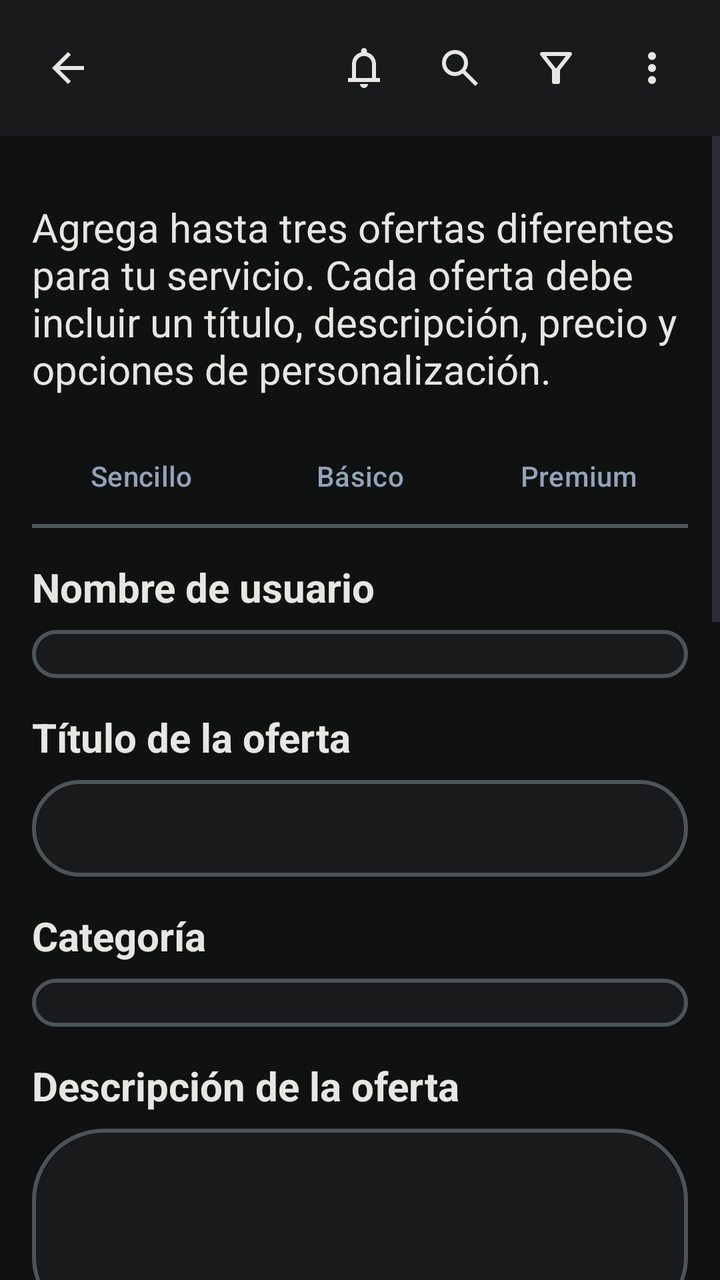
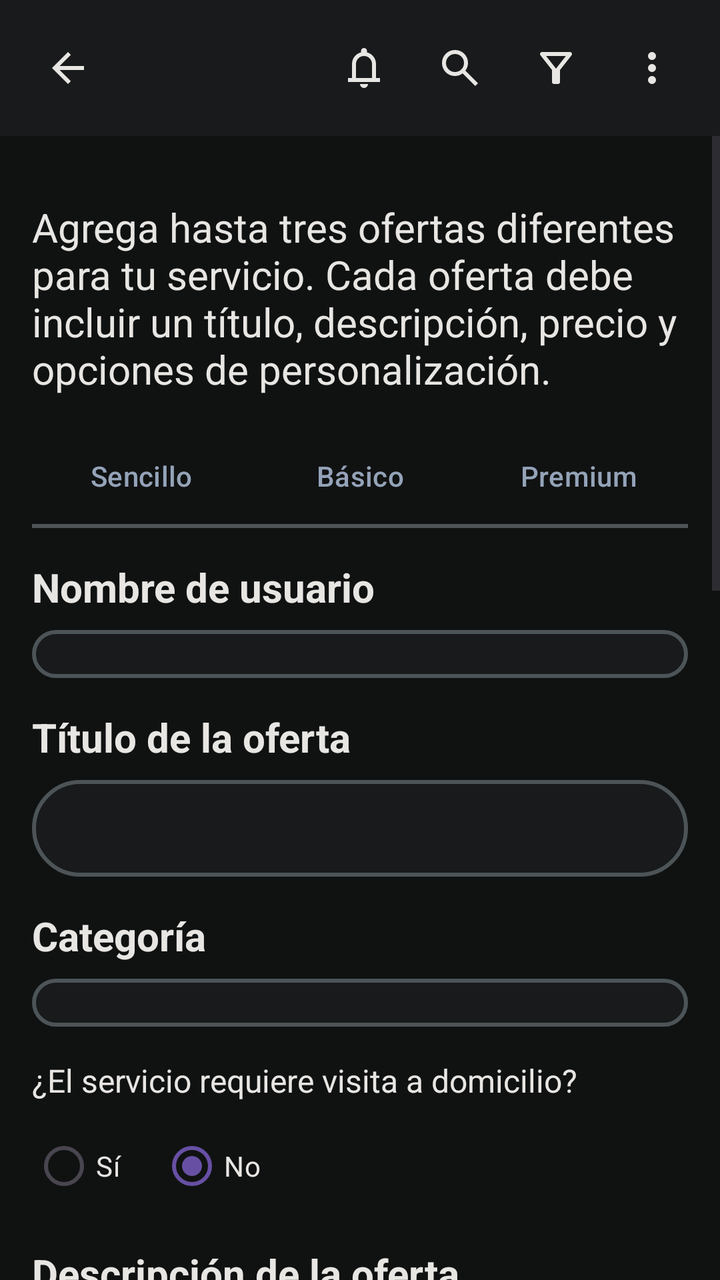

The first picture is an Android layout as it rendered before a commit; the second is the same layout after the commit. The layout source and the unified diff follow.
<!-- AndroidManifest.xml: application theme Theme.NexWork -->
<!-- res/layout/fragment_create_service.xml -->
<?xml version="1.0" encoding="utf-8"?>
<RelativeLayout xmlns:android="http://schemas.android.com/apk/res/android"
    xmlns:app="http://schemas.android.com/apk/res-auto"
    xmlns:tools="http://schemas.android.com/tools"
    android:layout_width="match_parent"
    android:layout_height="match_parent"
    android:background="@color/background_primary"
    tools:context=".ui.services.CreateServiceFragment">

    <include
        android:id="@+id/header"
        layout="@layout/basic_header"
        android:layout_width="match_parent"
        android:layout_height="wrap_content" />

    <ScrollView
        android:id="@+id/main"
        android:layout_width="match_parent"
        android:layout_height="match_parent"
        android:layout_below="@id/header"
        android:fillViewport="true">

        <LinearLayout
            android:layout_width="match_parent"
            android:layout_height="wrap_content"
            android:orientation="vertical"
            android:padding="16dp">

            <TextView
                android:id="@+id/create_service_description"
                android:layout_width="match_parent"
                android:layout_height="wrap_content"
                android:paddingTop="16dp"
                android:paddingBottom="16dp"
                android:text="@string/create_service_subtitlen"
                android:textColor="@color/text_primary"
                android:textSize="20sp" />

            <com.google.android.material.button.MaterialButtonToggleGroup
                android:id="@+id/offer_tab"
                android:layout_width="match_parent"
                android:layout_height="wrap_content"
                app:singleSelection="true">

                <com.google.android.material.button.MaterialButton
                    android:id="@+id/offer_tab_simple"
                    android:layout_width="0dp"
                    android:layout_height="wrap_content"
                    android:layout_weight="1"
                    android:text="@string/offer_tab_simple"
                    app:checkedIcon="@null"
                    android:textColor="@drawable/bottom_nav_colors"
                    app:backgroundTint="@color/background_primary"/>

                <com.google.android.material.button.MaterialButton
                    android:id="@+id/offer_tab_basic"
                    android:layout_width="0dp"
                    android:layout_height="wrap_content"
                    android:layout_weight="1"
                    android:text="@string/offer_tab_basic"
                    app:checkedIcon="@null"
                    android:textColor="@drawable/bottom_nav_colors"
                    app:backgroundTint="@color/background_primary"/>

                <com.google.android.material.button.MaterialButton
                    android:id="@+id/offer_tab_premium"
                    android:layout_width="0dp"
                    android:layout_height="wrap_content"
                    android:layout_weight="1"
                    android:text="@string/offer_tab_premium"
                    app:checkedIcon="@null"
                    android:textColor="@drawable/bottom_nav_colors"
                    app:backgroundTint="@color/background_primary"/>

            </com.google.android.material.button.MaterialButtonToggleGroup>


            <View
                android:layout_width="match_parent"
                android:layout_height="2dp"
                android:background="@color/stroke_primary" />

            <LinearLayout
                android:id="@+id/user_name"
                android:layout_width="match_parent"
                android:layout_height="wrap_content"
                android:orientation="vertical">

                <TextView
                    android:layout_width="match_parent"
                    android:layout_height="wrap_content"
                    android:layout_marginTop="16dp"
                    android:text="@string/text_user_name"
                    android:textColor="@color/text_primary"
                    android:textSize="20sp"
                    android:textStyle="bold" />

                <Spinner
                    android:id="@+id/et_user_name"
                    android:layout_width="match_parent"
                    android:layout_height="wrap_content"
                    android:layout_marginTop="8dp"
                    android:background="@drawable/edittext_background"
                    android:padding="12dp"
                    android:paddingStart="25dp" />
            </LinearLayout>

            <LinearLayout
                android:layout_width="match_parent"
                android:layout_height="wrap_content"
                android:layout_marginTop="16dp"
                android:orientation="vertical">

                <TextView
                    android:id="@+id/offer_title"
                    android:layout_width="match_parent"
                    android:layout_height="wrap_content"
                    android:text="@string/text_offer_title"
                    android:textColor="@color/text_primary"
                    android:textSize="20sp"
                    android:textStyle="bold" />

                <EditText
                    android:id="@+id/et_offer_title"
                    android:layout_width="match_parent"
                    android:layout_height="wrap_content"
                    android:layout_marginTop="8dp"
                    android:background="@drawable/edittext_background"
                    android:hint="@string/hint_offer_title"
                    android:inputType="textCapSentences"
                    android:padding="12dp"
                    android:paddingStart="25dp" />

                <TextView
                    android:layout_width="match_parent"
                    android:layout_height="wrap_content"
                    android:layout_marginTop="16dp"
                    android:text="@string/text_category"
                    android:textColor="@color/text_primary"
                    android:textSize="20sp"
                    android:textStyle="bold" />

                <Spinner
                    android:id="@+id/et_category"
                    android:layout_width="match_parent"
                    android:layout_height="wrap_content"
                    android:layout_marginTop="8dp"
                    android:background="@drawable/edittext_background"
                    android:padding="12dp"
                    android:paddingStart="25dp" />

                <TextView
                    android:layout_width="match_parent"
                    android:layout_height="wrap_content"
                    android:layout_marginTop="16dp"
                    android:text="@string/text_offer_description"
                    android:textColor="@color/text_primary"
                    android:textSize="20sp"
                    android:textStyle="bold" />

                <EditText
                    android:id="@+id/et_offer_description"
                    android:layout_width="match_parent"
                    android:layout_height="100dp"
                    android:layout_marginTop="8dp"
                    android:background="@drawable/edittext_background"
                    android:gravity="top"
                    android:inputType="textMultiLine"
                    android:padding="12dp"
                    android:paddingStart="25dp" />

                <TextView
                    android:layout_width="match_parent"
                    android:layout_height="wrap_content"
                    android:layout_marginTop="16dp"
                    android:text="@string/text_upload_images"
                    android:textColor="@color/text_primary"
                    android:textSize="20sp"
                    android:textStyle="bold" />

                <LinearLayout
                    android:layout_width="match_parent"
                    android:layout_height="wrap_content"
                    android:layout_marginTop="8dp"
                    android:layout_marginBottom="16dp"
                    android:gravity="center_vertical"
                    android:orientation="horizontal">

                    <FrameLayout
                        android:id="@+id/fl_upload_images"
                        android:layout_width="120dp"
                        android:layout_height="120dp"
                        android:layout_marginEnd="8dp"
                        android:background="@drawable/edittext_background"
                        android:clickable="true"
                        android:focusable="true">

                        <LinearLayout
                            android:layout_width="wrap_content"
                            android:layout_height="wrap_content"
                            android:layout_gravity="center"
                            android:gravity="center"
                            android:orientation="vertical">

                            <ImageView
                                android:layout_width="32dp"
                                android:layout_height="32dp"
                                android:src="@drawable/ic_upload" />

                            <TextView
                                android:layout_width="wrap_content"
                                android:layout_height="wrap_content"
                                android:layout_marginTop="4dp"
                                android:text="@string/text_upload_images"
                                android:textColor="@color/text_secondary"
                                android:textSize="12sp" />

                        </LinearLayout>

                    </FrameLayout>

                    <LinearLayout
                        android:id="@+id/container_selected_images"
                        android:layout_width="0dp"
                        android:layout_height="120dp"
                        android:layout_weight="1"
                        android:gravity="center_vertical"
                        android:orientation="horizontal"
                        android:visibility="gone" />

                </LinearLayout>

                <TextView
                    android:layout_width="match_parent"
                    android:layout_height="wrap_content"
                    android:layout_marginBottom="16dp"
                    android:gravity="center"
                    android:text="@string/condition_upload_image"
                    android:textColor="@color/text_secondary"
                    android:textSize="12sp" />

                <TextView
                    android:layout_width="match_parent"
                    android:layout_height="wrap_content"
                    android:layout_marginTop="16dp"
                    android:text="@string/text_offer_price"
                    android:textColor="@color/text_primary"
                    android:textSize="20sp"
                    android:textStyle="bold" />

                <EditText
                    android:id="@+id/et_offer_price"
                    android:layout_width="match_parent"
                    android:layout_height="wrap_content"
                    android:layout_marginTop="8dp"
                    android:background="@drawable/edittext_background"
                    android:hint="@string/hint_offer_price"
                    android:inputType="numberDecimal"
                    android:padding="12dp"
                    android:paddingStart="25dp" />

                <TextView
                    android:layout_width="match_parent"
                    android:layout_height="wrap_content"
                    android:layout_marginTop="16dp"
                    android:paddingTop="8dp"
                    android:text="@string/add_ons_title"
                    android:textColor="@color/text_primary"
                    android:textSize="23sp"
                    android:textStyle="bold" />

                <TextView
                    android:layout_width="match_parent"
                    android:layout_height="wrap_content"
                    android:layout_marginTop="16dp"
                    android:text="@string/text_add_on_name"
                    android:textColor="@color/text_primary"
                    android:textSize="20sp"
                    android:textStyle="bold" />

                <EditText
                    android:id="@+id/et_add_on_name"
                    android:layout_width="match_parent"
                    android:layout_height="wrap_content"
                    android:layout_marginTop="8dp"
                    android:background="@drawable/edittext_background"
                    android:hint="@string/hint_add_on_name"
                    android:inputType="textCapSentences"
                    android:padding="12dp"
                    android:paddingStart="25dp" />

                <TextView
                    android:layout_width="match_parent"
                    android:layout_height="wrap_content"
                    android:layout_marginTop="16dp"
                    android:text="@string/text_add_on_description"
                    android:textColor="@color/text_primary"
                    android:textSize="20sp"
                    android:textStyle="bold" />

                <EditText
                    android:id="@+id/et_add_on_description"
                    android:layout_width="match_parent"
                    android:layout_height="wrap_content"
                    android:layout_marginTop="8dp"
                    android:background="@drawable/edittext_background"
                    android:hint="@string/hint_add_on_description"
                    android:inputType="textCapSentences"
                    android:padding="12dp"
                    android:paddingStart="25dp" />

                <Button
                    android:id="@+id/btn_add_another_addon"
                    android:layout_width="match_parent"
                    android:layout_height="wrap_content"
                    android:layout_marginTop="16dp"
                    android:layout_marginBottom="16dp"
                    android:text="@string/btn_add_another_addon"
                    android:textColor="@color/background_primary"
                    android:textSize="18sp"
                    android:textStyle="bold"
                    app:backgroundTint="@color/text_primary" />

                <LinearLayout
                    android:id="@+id/container_addons_dynamic"
                    android:layout_width="match_parent"
                    android:layout_height="wrap_content"
                    android:orientation="vertical"
                    android:padding="8dp" />

                <View
                    android:layout_width="match_parent"
                    android:layout_height="2dp"
                    android:background="@color/stroke_primary" />

                <LinearLayout
                    android:layout_width="match_parent"
                    android:layout_height="wrap_content"
                    android:gravity="end"
                    android:orientation="horizontal"
                    android:paddingTop="16dp">

                    <Button
                        android:id="@+id/btn_cancel"
                        android:layout_width="wrap_content"
                        android:layout_height="wrap_content"
                        android:layout_marginEnd="8dp"
                        android:text="@string/btn_cancel"
                        android:textColor="@color/error"
                        android:textSize="18sp"
                        android:textStyle="bold"
                        app:backgroundTint="@color/background_primary"
                        app:strokeColor="@color/error"
                        app:strokeWidth="2dp" />

                    <Button
                        android:id="@+id/btn_create_service"
                        android:layout_width="wrap_content"
                        android:layout_height="wrap_content"
                        android:text="@string/btn_create_service"
                        android:textColor="@color/text_primary"
                        android:textSize="18sp"
                        android:textStyle="bold"
                        app:backgroundTint="@color/button_primary_background" />

                </LinearLayout>

            </LinearLayout>

        </LinearLayout>

    </ScrollView>

</RelativeLayout>
<!-- res/layout/basic_header.xml (included above) -->
<?xml version="1.0" encoding="utf-8"?>
<RelativeLayout xmlns:android="http://schemas.android.com/apk/res/android"
    xmlns:app="http://schemas.android.com/apk/res-auto"
    android:layout_width="match_parent"
    android:layout_height="?attr/actionBarSize"
    android:background="@color/background_secondary">

    <LinearLayout
        android:layout_width="match_parent"
        android:layout_height="wrap_content"
        android:background="@color/background_secondary"
        android:gravity="center_vertical"
        android:orientation="horizontal"
        android:padding="10dp">

        <ImageView
            android:id="@+id/btnBack"
            android:layout_width="wrap_content"
            android:layout_height="wrap_content"
            android:clickable="true"
            android:focusable="true"
            android:padding="12dp"
            android:src="@drawable/ic_arrow_back"
            app:tint="@color/text_primary" />

        <TextView
            android:id="@+id/txtTitle"
            android:layout_width="0dp"
            android:layout_height="wrap_content"
            android:layout_weight="1"
            android:ellipsize="end"
            android:gravity="center"
            android:singleLine="true"
            android:text=""
            android:textColor="@color/text_primary"
            android:textSize="18sp"
            android:textStyle="bold" />

        <ImageView
            android:id="@+id/btnNotification"
            android:layout_width="wrap_content"
            android:layout_height="wrap_content"
            android:clickable="true"
            android:focusable="true"
            android:padding="12dp"
            android:src="@drawable/ic_notifications"
            app:tint="@color/text_primary" />

        <ImageView
            android:id="@+id/btnSearch"
            android:layout_width="wrap_content"
            android:layout_height="wrap_content"
            android:clickable="true"
            android:focusable="true"
            android:padding="12dp"
            android:src="@drawable/ic_search"
            app:tint="@color/text_primary" />

        <ImageView
            android:id="@+id/btnFilter"
            android:layout_width="wrap_content"
            android:layout_height="wrap_content"
            android:clickable="true"
            android:focusable="true"
            android:padding="12dp"
            android:src="@drawable/ic_filter"
            app:tint="@color/text_primary" />

        <ImageView
            android:id="@+id/btnOptions"
            android:layout_width="wrap_content"
            android:layout_height="wrap_content"
            android:clickable="true"
            android:focusable="true"
            android:padding="12dp"
            android:src="@drawable/ic_options"
            app:tint="@color/text_primary" />
    </LinearLayout>
</RelativeLayout>
<!-- resources referenced by this layout -->
<resources>
  <color name="background_primary">#101212</color>
  <color name="background_secondary">#181A1B</color>
  <color name="button_primary_background">#164B1A</color>
  <color name="error">#F44336</color>
  <color name="stroke_primary">#4D5457</color>
  <color name="text_primary">#E8E6E3</color>
  <color name="text_secondary">#94A3B8</color>
  <!-- drawable bottom_nav_colors (drawable) -->
  <?xml version="1.0" encoding="utf-8"?>
  <selector xmlns:android="http://schemas.android.com/apk/res/android">
      <item
          android:state_checked="true"
          android:color="@color/accent" />
      <item
          android:state_checked="false"
          android:color="@color/text_secondary" />
  </selector>
  <!-- drawable ic_arrow_back (drawable) -->
  <vector xmlns:android="http://schemas.android.com/apk/res/android"
      android:width="24dp"
      android:height="24dp"
      android:viewportWidth="960"
      android:viewportHeight="960">
    <path
        android:pathData="m313,520 l224,224 -57,56 -320,-320 320,-320 57,56 -224,224h487v80L313,520Z"
        android:fillColor="#e3e3e3"/>
  </vector>
  <!-- drawable ic_filter (drawable) -->
  <vector xmlns:android="http://schemas.android.com/apk/res/android"
      android:width="24dp"
      android:height="24dp"
      android:viewportWidth="960"
      android:viewportHeight="960">
    <path
        android:pathData="M440,800q-17,0 -28.5,-11.5T400,760v-240L168,224q-15,-20 -4.5,-42t36.5,-22h560q26,0 36.5,22t-4.5,42L560,520v240q0,17 -11.5,28.5T520,800h-80ZM480,492 L678,240L282,240l198,252ZM480,492Z"
        android:fillColor="#e3e3e3"/>
  </vector>
  <!-- drawable ic_upload (drawable) -->
  <vector xmlns:android="http://schemas.android.com/apk/res/android"
      android:width="24dp"
      android:height="24dp"
      android:viewportWidth="960"
      android:viewportHeight="960">
    <path
        android:pathData="M440,640v-326L336,418l-56,-58 200,-200 200,200 -56,58 -104,-104v326h-80ZM240,800q-33,0 -56.5,-23.5T160,720v-120h80v120h480v-120h80v120q0,33 -23.5,56.5T720,800L240,800Z"
        android:fillColor="#e3e3e3"/>
  </vector>
  <string name="add_ons_title">Complementos de la oferta</string>
  <string name="btn_add_another_addon">Agregar otro complemento</string>
  <string name="btn_cancel">Cancelar</string>
  <string name="btn_create_service">Agregar Servicio</string>
  <string name="condition_upload_image">Máximo 3 fotos - Tamaño máximo 5MB</string>
  <string name="create_service_subtitlen">Agrega hasta tres ofertas diferentes para tu servicio. Cada oferta debe incluir un título, descripción, precio y opciones de personalización.</string>
  <string name="hint_add_on_description">Ej. 3 Horas</string>
  <string name="hint_add_on_name">Ej. Duración</string>
  <string name="hint_offer_price">Ej. $50.000</string>
  <string name="hint_offer_title">Ej. Paquete sencillo incluye...</string>
  <string name="offer_tab_basic">Básico</string>
  <string name="offer_tab_premium">Premium</string>
  <string name="offer_tab_simple">Sencillo</string>
  <string name="text_add_on_description">Descripción del complemento</string>
  <string name="text_add_on_name">Nombre del complemento</string>
  <string name="text_category">Categoría</string>
  <string name="text_offer_description">Descripción de la oferta</string>
  <string name="text_offer_price">Precio de la oferta</string>
  <string name="text_offer_title">Título de la oferta</string>
  <string name="text_upload_images">Subir imágenes</string>
  <string name="text_user_name">Nombre de usuario</string>
  <style name="Theme.NexWork" parent="Base.Theme.NexWork" />
  <color name="accent">#44BE14</color>
  <style name="Base.Theme.NexWork" parent="Theme.Material3.DayNight.NoActionBar">
          
          
      </style>
  <!-- unchanged entries left out for length: 4 -->
</resources>

<!-- the commit's change to res/layout/fragment_create_service.xml (unified diff, before → after) -->
@@ -153,6 +153,40 @@
                     android:layout_width="match_parent"
                     android:layout_height="wrap_content"
                     android:layout_marginTop="16dp"
+                    android:text="@string/text_requires_visit"
+                    android:textColor="@color/text_primary"
+                    android:textSize="16sp" />
+
+                <RadioGroup
+                    android:id="@+id/rg_requires_visit"
+                    android:layout_width="match_parent"
+                    android:layout_height="wrap_content"
+                    android:orientation="horizontal"
+                    android:layout_marginTop="8dp">
+
+                    <RadioButton
+                        android:id="@+id/rb_visit_yes"
+                        android:layout_width="wrap_content"
+                        android:layout_height="wrap_content"
+                        android:text="@string/opt_yes"
+                        android:textColor="@color/text_primary"
+                        android:buttonTint="@drawable/bottom_nav_colors"/>
+
+                    <RadioButton
+                        android:id="@+id/rb_visit_no"
+                        android:layout_width="wrap_content"
+                        android:layout_height="wrap_content"
+                        android:layout_marginStart="16dp"
+                        android:text="@string/opt_no"
+                        android:textColor="@color/text_primary"
+                        android:checked="true"
+                        android:buttonTint="@drawable/bottom_nav_colors"/>
+                </RadioGroup>
+
+                <TextView
+                    android:layout_width="match_parent"
+                    android:layout_height="wrap_content"
+                    android:layout_marginTop="16dp"
                     android:text="@string/text_offer_description"
                     android:textColor="@color/text_primary"
                     android:textSize="20sp"
@@ -222,7 +256,7 @@
                     <LinearLayout
                         android:id="@+id/container_selected_images"
                         android:layout_width="0dp"
-                        android:layout_height="120dp"
+                    android:layout_height="120dp"
                         android:layout_weight="1"
                         android:gravity="center_vertical"
                         android:orientation="horizontal"
<!-- resource entries referenced after the edit -->
@@ -60,12 +60,15 @@
   <string name="offer_tab_basic">Básico</string>
   <string name="offer_tab_premium">Premium</string>
   <string name="offer_tab_simple">Sencillo</string>
+  <string name="opt_no">No</string>
+  <string name="opt_yes">Sí</string>
   <string name="text_add_on_description">Descripción del complemento</string>
   <string name="text_add_on_name">Nombre del complemento</string>
   <string name="text_category">Categoría</string>
   <string name="text_offer_description">Descripción de la oferta</string>
   <string name="text_offer_price">Precio de la oferta</string>
   <string name="text_offer_title">Título de la oferta</string>
+  <string name="text_requires_visit">¿El servicio requiere visita a domicilio?</string>
   <string name="text_upload_images">Subir imágenes</string>
   <string name="text_user_name">Nombre de usuario</string>
   <style name="Theme.NexWork" parent="Base.Theme.NexWork" />
